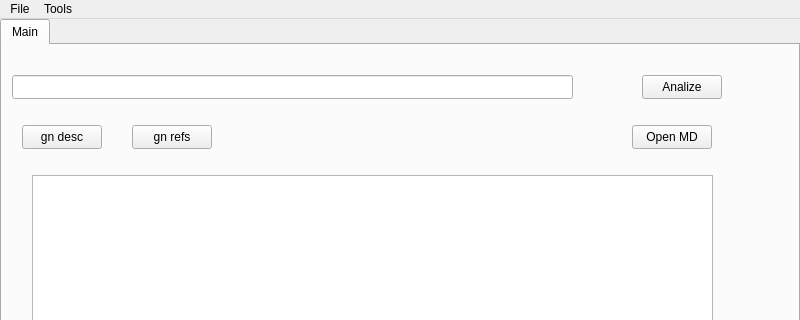
This is src/mainwindow.ui in ambiesoft/gbuddy as Qt 5 draws it before an edit; both pictures show x 0 to 800 and y 0 to 320 of the 800 by 600 pixel window. The edited form follows.
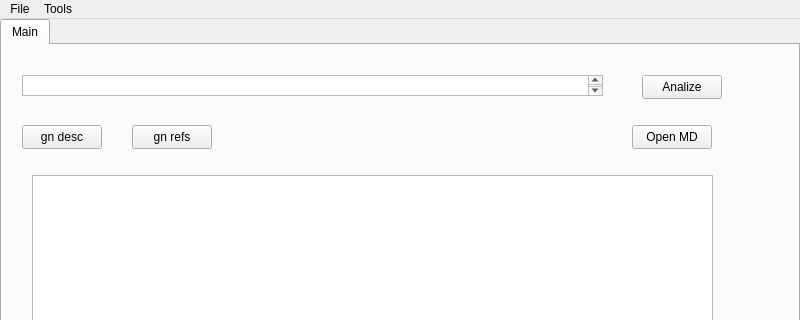
This is the edited form.

```diff
--- a/src/mainwindow.ui
+++ b/src/mainwindow.ui
@@ -33,16 +33,6 @@
        <attribute name="title">
         <string>Main</string>
        </attribute>
-       <widget class="QLineEdit" name="lineStart">
-        <property name="geometry">
-         <rect>
-          <x>10</x>
-          <y>30</y>
-          <width>561</width>
-          <height>24</height>
-         </rect>
-        </property>
-       </widget>
        <widget class="QPushButton" name="pbAnalize">
         <property name="geometry">
          <rect>
@@ -105,6 +95,19 @@
          <string>Open MD</string>
         </property>
        </widget>
+       <widget class="QTextEdit" name="txtLine">
+        <property name="geometry">
+         <rect>
+          <x>20</x>
+          <y>30</y>
+          <width>581</width>
+          <height>21</height>
+         </rect>
+        </property>
+        <property name="tabChangesFocus">
+         <bool>true</bool>
+        </property>
+       </widget>
       </widget>
      </widget>
     </item>
```
